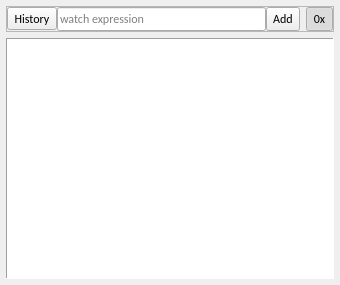
Before: the Qt Designer form src/view/WidgetExpression.ui in ukyouz/Visual-Studio-Debug-Tools, drawn with Qt 5.
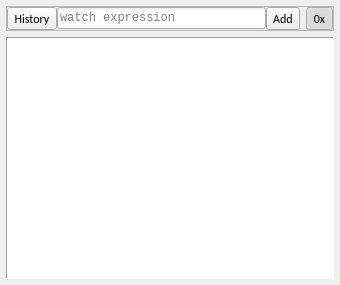
After: the same form once the commit is applied. Icons and pictures are not drawn.

Diff of the .ui file:
```diff
--- a/src/view/WidgetExpression.ui
+++ b/src/view/WidgetExpression.ui
@@ -85,6 +85,11 @@
         </item>
         <item>
          <widget class="QLineEdit" name="lineStruct">
+          <property name="font">
+           <font>
+            <family>Consolas</family>
+           </font>
+          </property>
           <property name="placeholderText">
            <string>watch expression</string>
           </property>
@@ -137,11 +142,11 @@
     <widget class="QTreeView" name="treeView">
      <property name="font">
       <font>
-       <family>Calibri</family>
+       <family>Consolas</family>
       </font>
      </property>
      <property name="styleSheet">
-      <string notr="true">QHeaderView::section {border: 0; border-right: 1px solid #d8d8d8; border-bottom: 1px solid #d8d8d8;}
+      <string notr="true">QHeaderView::section {border: 0; border-right: 1px solid #d8d8d8; border-bottom: 1px solid #d8d8d8; padding: 0px 3px;}
 QTreeView::branch:open:has-children{border-image: url(:/icon/images/treeview/border-expand.png) 0;}
 QTreeView::branch:closed:has-children{border-image: url(:/icon/images/treeview/border-collapse.png) 0;}
 QTreeView::branch:has-siblings:!adjoins-item{border-image:url(:/icon/images/treeview/border-line.png) 0;}
@@ -151,7 +156,7 @@
 QTreeView::branch:closed:has-children:has-siblings{border-image: url(:/icon/images/treeview/border-collapse-more.png) 0;}
 QTreeView::branch:open:has-children:!has-siblings{border-image: url(:/icon/images/treeview/border-expand.png) 0;}
 QTreeView::branch:open:has-children:has-siblings{border-image: url(:/icon/images/treeview/border-expand-more.png) 0;}
-</string>
+QTreeView::item{  padding: 0px 6px; }</string>
      </property>
      <property name="frameShape">
       <enum>QFrame::Panel</enum>
```
